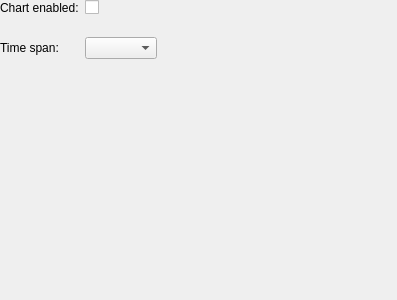
Old version of the form src/linakdeskapp/ui/position_chart_widget.ui in the repository anetczuk/LinakDeskApp.
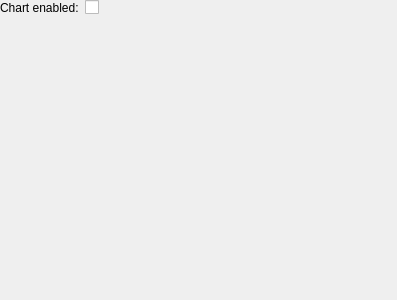
New version of the form. Custom widgets are drawn as their Qt base class.

Commit message: Add matplotlib navigation toolbar

```diff
--- a/src/linakdeskapp/ui/position_chart_widget.ui
+++ b/src/linakdeskapp/ui/position_chart_widget.ui
@@ -53,32 +53,8 @@
      </property>
     </widget>
    </item>
-   <item row="4" column="0">
-    <widget class="QLabel" name="timeText">
-     <property name="text">
-      <string>Time span:</string>
-     </property>
-    </widget>
-   </item>
-   <item row="4" column="1">
-    <layout class="QHBoxLayout" name="horizontalLayout">
-     <item>
-      <widget class="QComboBox" name="timeSpanCB"/>
-     </item>
-     <item>
-      <spacer name="horizontalSpacer">
-       <property name="orientation">
-        <enum>Qt::Horizontal</enum>
-       </property>
-       <property name="sizeHint" stdset="0">
-        <size>
-         <width>40</width>
-         <height>20</height>
-        </size>
-       </property>
-      </spacer>
-     </item>
-    </layout>
+   <item row="4" column="0" colspan="2">
+    <layout class="QVBoxLayout" name="toolbarLayout"/>
    </item>
   </layout>
  </widget>
```
Left out of the diff: 2 changed lines with no effect on the pictures. The commit also changes 5 other files.
